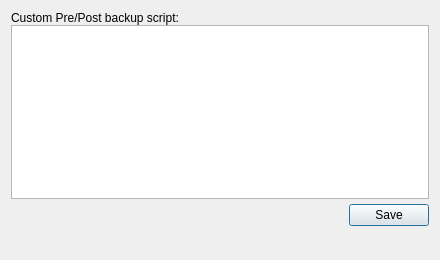
Above: src/vorta/assets/UI/scriptedit.ui from borgbase/vorta before the change. Below: the same form after it.
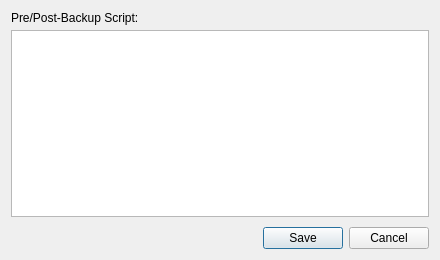
That is the form after the change.

Commit message: minor changes: script editor dialog

```diff
--- a/src/vorta/assets/UI/scriptedit.ui
+++ b/src/vorta/assets/UI/scriptedit.ui
@@ -20,75 +20,71 @@
    <property name="verticalSpacing">
     <number>0</number>
    </property>
+   <item row="1" column="0">
+    <spacer name="verticalSpacer_2">
+     <property name="orientation">
+      <enum>Qt::Vertical</enum>
+     </property>
+     <property name="sizeType">
+      <enum>QSizePolicy::Fixed</enum>
+     </property>
+     <property name="sizeHint" stdset="0">
+      <size>
+       <width>20</width>
+       <height>10</height>
+      </size>
+     </property>
+    </spacer>
+   </item>
    <item row="0" column="0">
     <layout class="QGridLayout" name="gridLayout_2">
-     <item row="3" column="0">
-      <spacer name="horizontalSpacer">
-       <property name="orientation">
-        <enum>Qt::Horizontal</enum>
-       </property>
-       <property name="sizeHint" stdset="0">
-        <size>
-         <width>40</width>
-         <height>20</height>
-        </size>
-       </property>
-      </spacer>
-     </item>
-     <item row="4" column="1">
-      <spacer name="verticalSpacer">
-       <property name="orientation">
-        <enum>Qt::Vertical</enum>
-       </property>
-       <property name="sizeHint" stdset="0">
-        <size>
-         <width>20</width>
-         <height>40</height>
-        </size>
-       </property>
-      </spacer>
-     </item>
      <item row="0" column="0">
       <widget class="QLabel" name="label">
        <property name="text">
-        <string>Custom Pre/Post backup script:</string>
+        <string>Pre/Post-Backup Script:</string>
        </property>
       </widget>
      </item>
-     <item row="3" column="1">
-      <widget class="QPushButton" name="saveScriptButton">
-       <property name="text">
-        <string>Save</string>
+     <item row="1" column="0">
+      <spacer name="verticalSpacer">
+       <property name="orientation">
+        <enum>Qt::Vertical</enum>
        </property>
-      </widget>
+       <property name="sizeType">
+        <enum>QSizePolicy::Fixed</enum>
+       </property>
+       <property name="sizeHint" stdset="0">
+        <size>
+         <width>20</width>
+         <height>5</height>
+        </size>
+       </property>
+      </spacer>
      </item>
-     <item row="1" column="0" colspan="2">
+     <item row="2" column="0">
       <widget class="QTextEdit" name="scriptEdit">
        <property name="font">
         <font>
          <family>Monospace</family>
         </font>
        </property>
+       <property name="cursor" stdset="0">
+        <cursorShape>IBeamCursor</cursorShape>
+       </property>
+       <property name="lineWrapMode">
+        <enum>QTextEdit::NoWrap</enum>
+       </property>
       </widget>
      </item>
-     <item row="2" column="1">
-      <spacer name="verticalSpacer_2">
-       <property name="orientation">
-        <enum>Qt::Vertical</enum>
-       </property>
-       <property name="sizeType">
-        <enum>QSizePolicy::Fixed</enum>
-       </property>
-       <property name="sizeHint" stdset="0">
-        <size>
-         <width>20</width>
-         <height>5</height>
-        </size>
-       </property>
-      </spacer>
-     </item>
     </layout>
    </item>
+   <item row="2" column="0">
+    <widget class="QDialogButtonBox" name="buttonBox">
+     <property name="standardButtons">
+      <set>QDialogButtonBox::Cancel|QDialogButtonBox::Save</set>
+     </property>
+    </widget>
+   </item>
   </layout>
  </widget>
  <resources/>
```
The commit also changes 1 other file.
